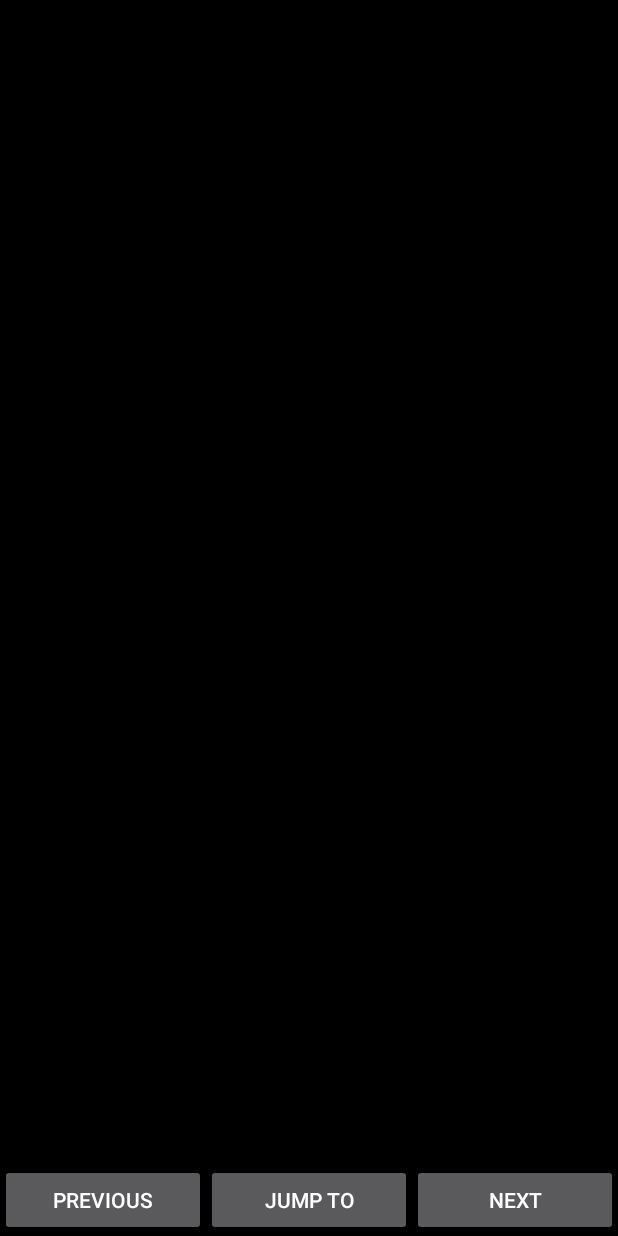
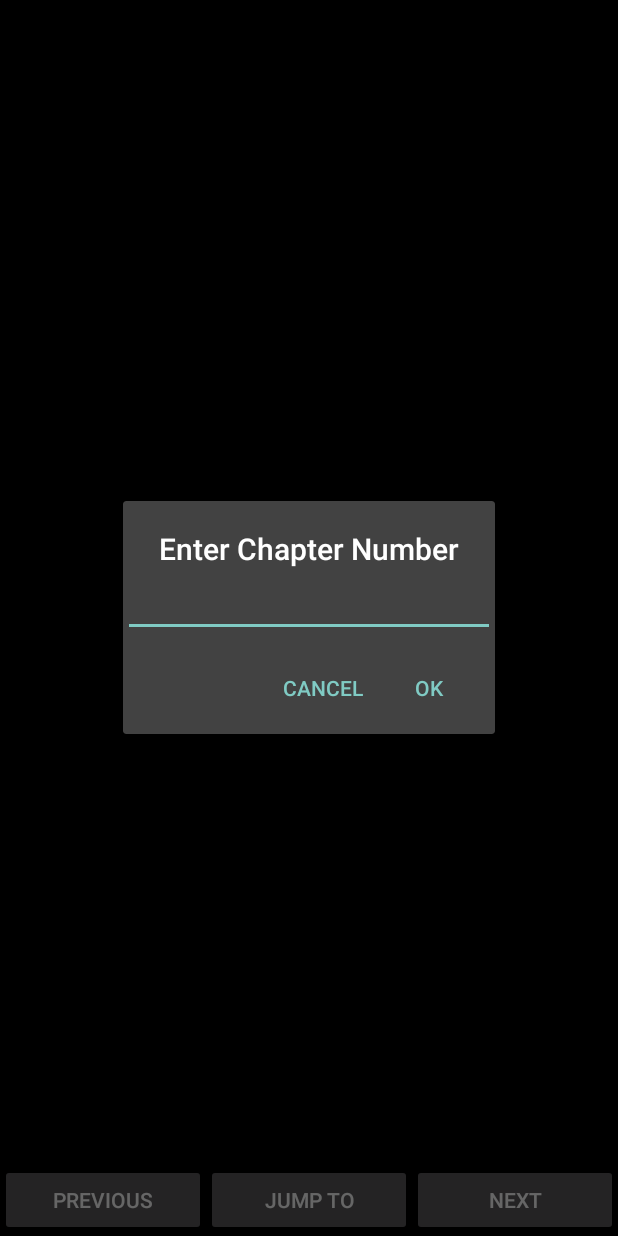
Before and after one commit to lytii/gravity_tales, an Android app: the screen it shows after launch (ReadActivity), after a tap on "JUMP TO", on a phone screen of 412 x 824 dp. Run offline under Robolectric (Android 15) with nearby library versions, the phone set to English and light mode, and no system bars; our stand-ins replace ButterKnife; network calls fail; 1 statement that could not run was skipped.

Commit message:
fix jumpto dialog crashing 	remove iml / add git ignored

```diff
--- a/app/src/main/java/read/gravitytales/ReadActivity.java
+++ b/app/src/main/java/read/gravitytales/ReadActivity.java
@@ -16,6 +16,8 @@ import org.jsoup.select.Elements;
 import butterknife.BindView;
 import butterknife.ButterKnife;
 import butterknife.OnClick;
+
+import static read.gravitytales.R.style.noTitleDialog;
 
 public class ReadActivity extends Activity {
 
@@ -54,7 +56,7 @@ public class ReadActivity extends Activity {
    @OnClick(R.id.jump_button)
    public void jump() {
       final InputMethodManager imm = (InputMethodManager) getSystemService(Context.INPUT_METHOD_SERVICE);
-      AlertDialog.Builder alert = new AlertDialog.Builder(this);
+      AlertDialog.Builder alert = new AlertDialog.Builder(this, noTitleDialog);
       final EditText input = new EditText(this);
       input.setInputType(InputType.TYPE_CLASS_NUMBER);
       alert.setTitle("Enter Chapter Number");
@@ -70,7 +72,6 @@ public class ReadActivity extends Activity {
             imm.toggleSoftInput(InputMethodManager.SHOW_FORCED, 0);
          }
       });
-
       alert.show();
       input.requestFocus();
       imm.toggleSoftInput(InputMethodManager.SHOW_FORCED, 0);
--- a/app/src/main/res/values/styles.xml
+++ b/app/src/main/res/values/styles.xml
@@ -21,4 +21,7 @@
       <item name="android:background">@color/black_overlay</item>
    </style>
 
+   <style name="noTitleDialog" parent="Theme.AppCompat.Dialog">
+      <item name="android:windowNoTitle">true</item>
+   </style>
 </resources>
```
Also changed, not shown: 2 other files.
